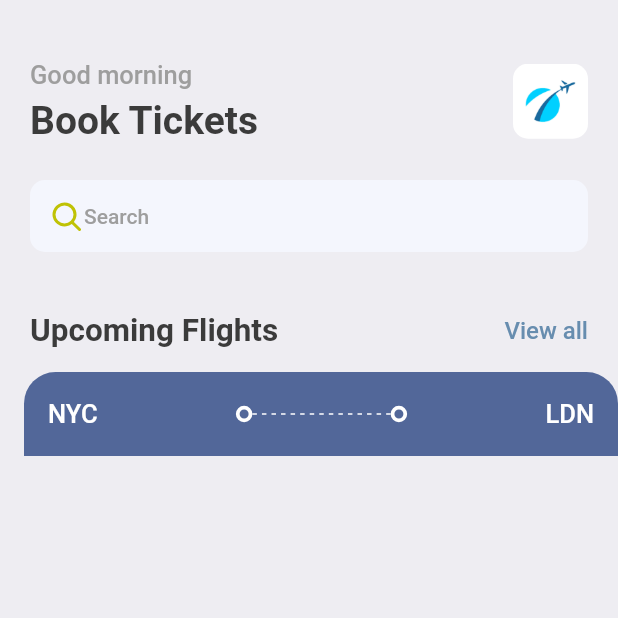
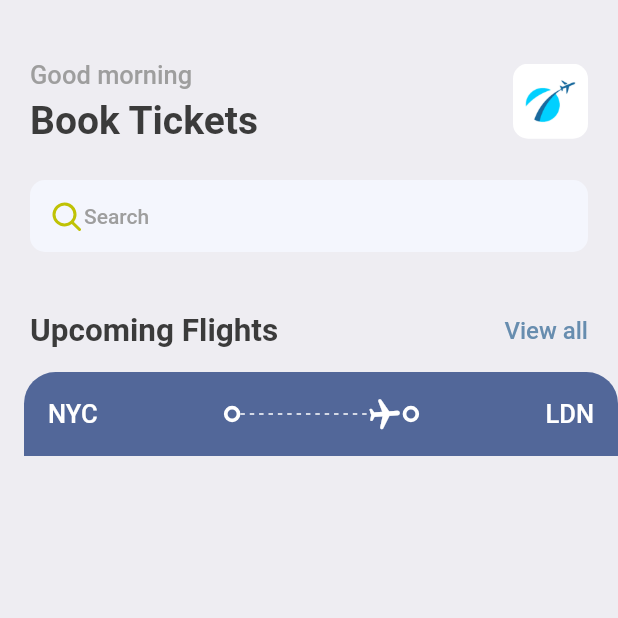
Before and after one commit to mrojasb2000/flutter_booktickets_app, a Flutter app: the screen it shows after launch, on a phone screen of 412 x 824 dp, the top half of it. Run offline on Flutter 3.47's test engine with Material 2 defaults, Android fonts, the light colour scheme and no system bars; our stand-ins replace fluentui_icons, gap.

Commit message:
chore: add airport icon

```diff
--- a/lib/screens/ticket_view.dart
+++ b/lib/screens/ticket_view.dart
@@ -55,6 +55,11 @@ class TicketView extends StatelessWidget {
                               );
                             },
                           ))),
+                  Transform.rotate(
+                    angle: 1.5,
+                    child: const Icon(Icons.local_airport_rounded,
+                        color: Colors.white),
+                  ),
                   const ThickContainer(),
                   Expanded(child: Container()),
                   Text("LDN",
```
